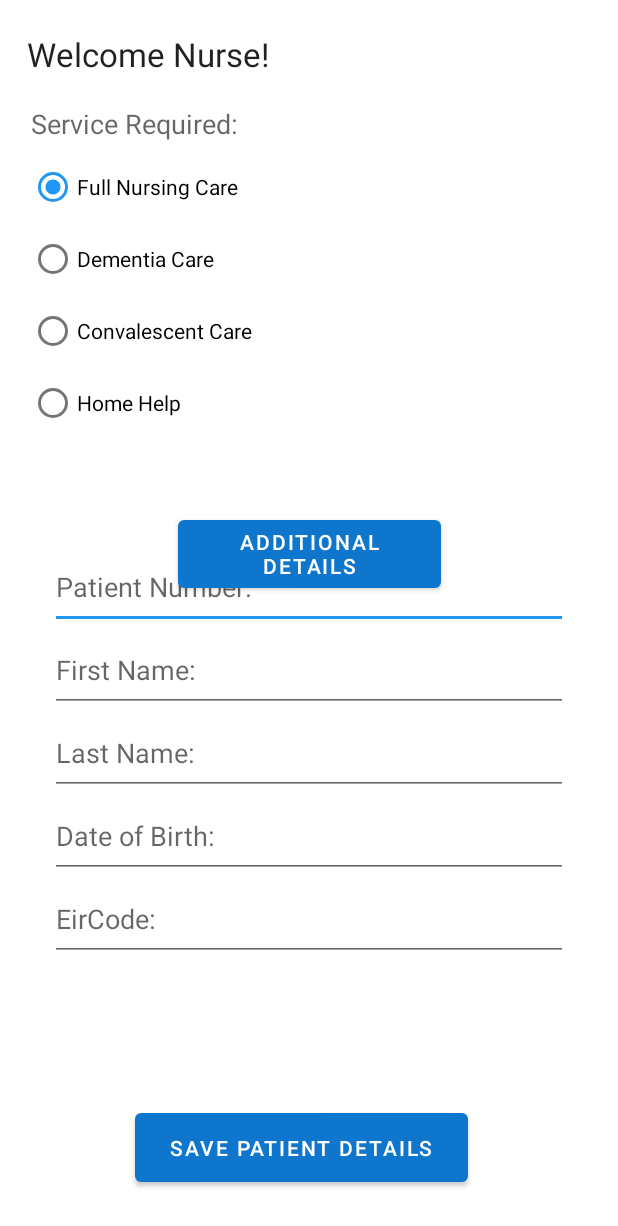
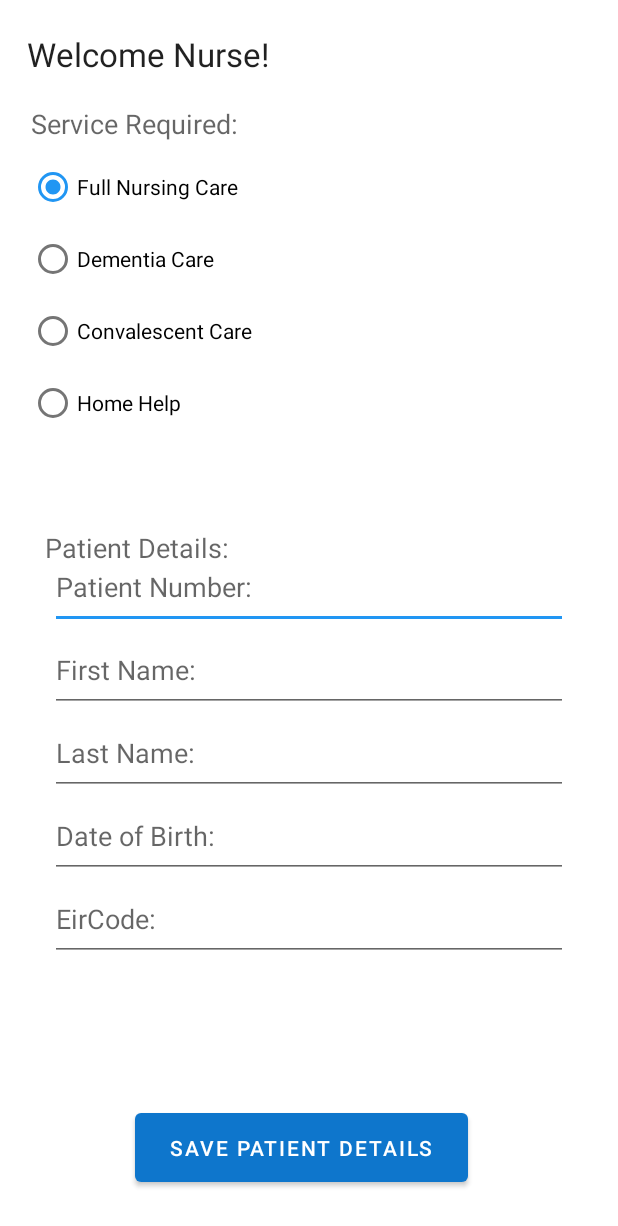
Before and after one commit to emanlapaz/communihealthV2, an Android app: the fragment PatientFragment shown on its own in the app's theme, after a tap on "SAVE PATIENT DETAILS", on a phone screen of 412 x 824 dp. Shown: the top 1226 px of the screen. Run offline under Robolectric (Android 15) with nearby library versions, the light colour scheme and no system bars; our stand-ins replace Timber, navigation-ui.

Commit message:
add timber for debugging/ passing data

```diff
--- a/app/src/main/java/com/mobile/communihealthv2/models/PatientManager.kt
+++ b/app/src/main/java/com/mobile/communihealthv2/models/PatientManager.kt
@@ -23,8 +23,10 @@ object PatientManager: PatientStore {
     override fun create(patient: PatientModel) {
         patient.patientId = getId()
         patients.add(patient)
+        Timber.i("Patient added: $patient")
         logAll()
     }
+
 
     fun logAll() {
         Timber.v("** Patients List **")
--- a/app/src/main/java/com/mobile/communihealthv2/ui/patient/PatientFragment.kt
+++ b/app/src/main/java/com/mobile/communihealthv2/ui/patient/PatientFragment.kt
@@ -33,11 +33,12 @@ class PatientFragment : Fragment() {
 
     override fun onCreate(savedInstanceState: Bundle?) {
         super.onCreate(savedInstanceState)
+        Timber.i("PatientFragment: onCreate")
     }
 
     override fun onCreateView(inflater: LayoutInflater, container: ViewGroup?,
-                              savedInstanceState: Bundle?
-    ): View? {
+                              savedInstanceState: Bundle?): View? {
+        Timber.i("PatientFragment: onCreateView")
         _fragBinding = FragmentPatientBinding.inflate(inflater, container, false)
         val root = fragBinding.root
         setupMenu()
@@ -46,7 +47,8 @@ class PatientFragment : Fragment() {
             ViewModelProvider(this).get(PatientViewModel::class.java)
 
         patientViewModel.observableStatus.observe(viewLifecycleOwner, Observer {
-            status -> status?.let {render(status)}
+            status -> status?.let {render(status)
+            Timber.i("PatientFragment: Observable status changed - $status")}
         })
         setButtonListener(fragBinding)
         return root
@@ -64,6 +66,7 @@ class PatientFragment : Fragment() {
 
    fun setButtonListener(layout: FragmentPatientBinding) {
         layout.savePatientButton.setOnClickListener {
+            Timber.i("PatientFragment: Save button clicked")
             val selectedRadioButtonId = layout.category.checkedRadioButtonId
 
             if (selectedRadioButtonId != -1) {
@@ -74,6 +77,7 @@ class PatientFragment : Fragment() {
                 val eircode = layout.eircode.text.toString()
                 val selectedRadioButton = layout.root.findViewById<RadioButton>(selectedRadioButtonId)
                 val category = selectedRadioButton?.text.toString()
+                Timber.i("PatientFragment: New Patient Data: $patientNumber, $firstName, $lastName, $birthDate, $eircode, $category")
 
                 patientViewModel.addPatient(PatientModel(
                     patientNumber = patientNumber,
@@ -108,11 +112,13 @@ class PatientFragment : Fragment() {
     }
     override fun onDestroyView() {
         super.onDestroyView()
+        Timber.i("PatientFragment: onDestroyView")
         _fragBinding = null
     }
 
     override fun onResume() {
         super.onResume()
+        Timber.i("PatientFragment: onResume")
         val patientListViewModel = ViewModelProvider(this).get(PatientListViewModel::class.java)
         patientListViewModel.observablePatientsList.observe(viewLifecycleOwner, Observer {
         })
--- a/app/src/main/res/layout/fragment_patient.xml
+++ b/app/src/main/res/layout/fragment_patient.xml
@@ -48,22 +48,25 @@
         app:layout_constraintTop_toTopOf="parent"
         app:layout_constraintVertical_bias="0.079" />
 
-    <Button
-        android:id="@+id/addDetailsButton"
-        android:layout_width="175dp"
-        android:layout_height="57dp"
-        android:layout_alignParentBottom="true"
-        android:layout_centerHorizontal="true"
+    <TextView
+        android:id="@+id/patientDetails"
+        android:layout_width="149dp"
+        android:layout_height="42dp"
+        android:layout_below="@+id/communihealthTitle"
+        android:layout_alignEnd="@+id/communihealthTitle"
+        android:layout_alignParentStart="true"
         android:layout_marginStart="8dp"
         android:layout_marginTop="8dp"
         android:layout_marginEnd="8dp"
         android:layout_marginBottom="8dp"
-        android:text="@string/addDetailsButton"
+        android:text="@string/patientDetails"
+        android:textAppearance="?android:attr/textAppearanceMedium"
         app:layout_constraintBottom_toBottomOf="parent"
         app:layout_constraintEnd_toEndOf="parent"
+        app:layout_constraintHorizontal_bias="0.089"
         app:layout_constraintStart_toStartOf="parent"
         app:layout_constraintTop_toTopOf="parent"
-        app:layout_constraintVertical_bias="0.443" />
+        app:layout_constraintVertical_bias="0.45" />
 
     <Button
         android:id="@+id/savePatientButton"
--- a/app/src/main/res/values/strings.xml
+++ b/app/src/main/res/values/strings.xml
@@ -14,7 +14,7 @@
     <string name="fullcare">Full Nursing Care</string>
     <string name="convalescent">Convalescent Care</string>
     <string name="details">Review details</string>
-    <string name="patientDetails">Patient Details</string>
+    <string name="patientDetails">Patient Details:</string>
     <string name="patientSummary">Patient Summary</string>
     <string name="patientNumber">Patient Number:</string>
     <string name="firstName">First Name:</string>
```
Also changed, not shown: app/src/main/java/com/mobile/communihealthv2/ui/detail/PatientDetailFragment.kt (+10 -2 lines), app/src/main/java/com/mobile/communihealthv2/ui/patientlist/PatientListFragment.kt (+8 -1 lines), app/src/main/res/layout/card_patientlist.xml (+4 -4 lines), app/src/main/res/layout/fragment_patient_detail.xml (+43 -3 lines), app/src/main/res/layout/fragment_patient_list.xml (+8 -11 lines).
